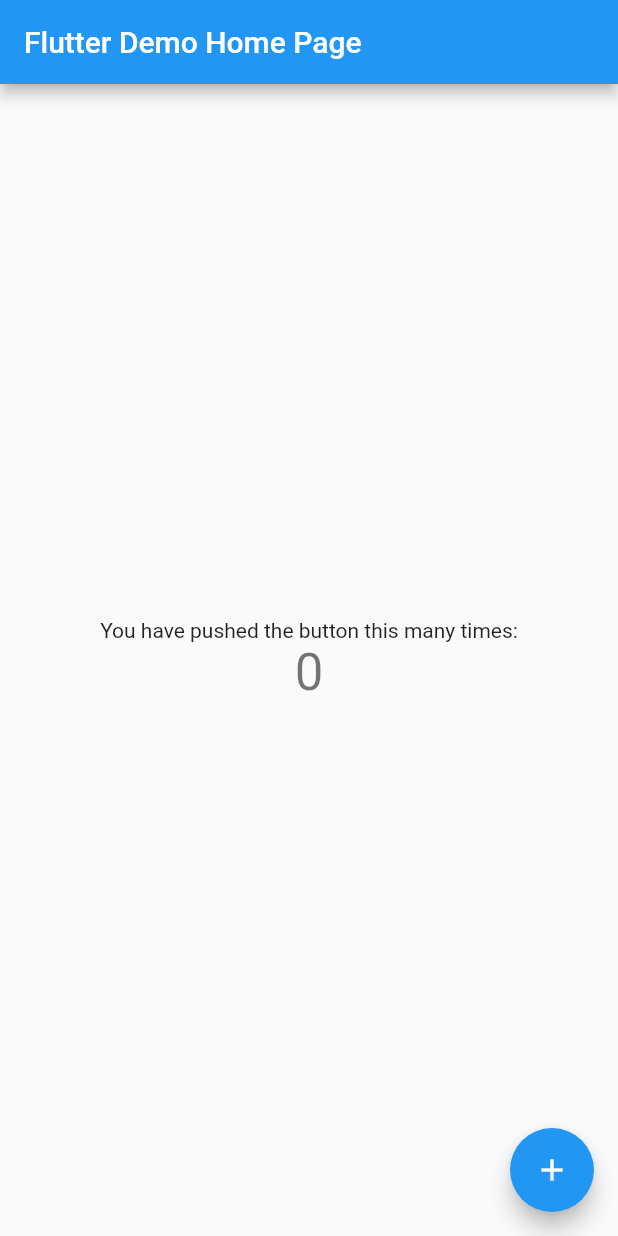
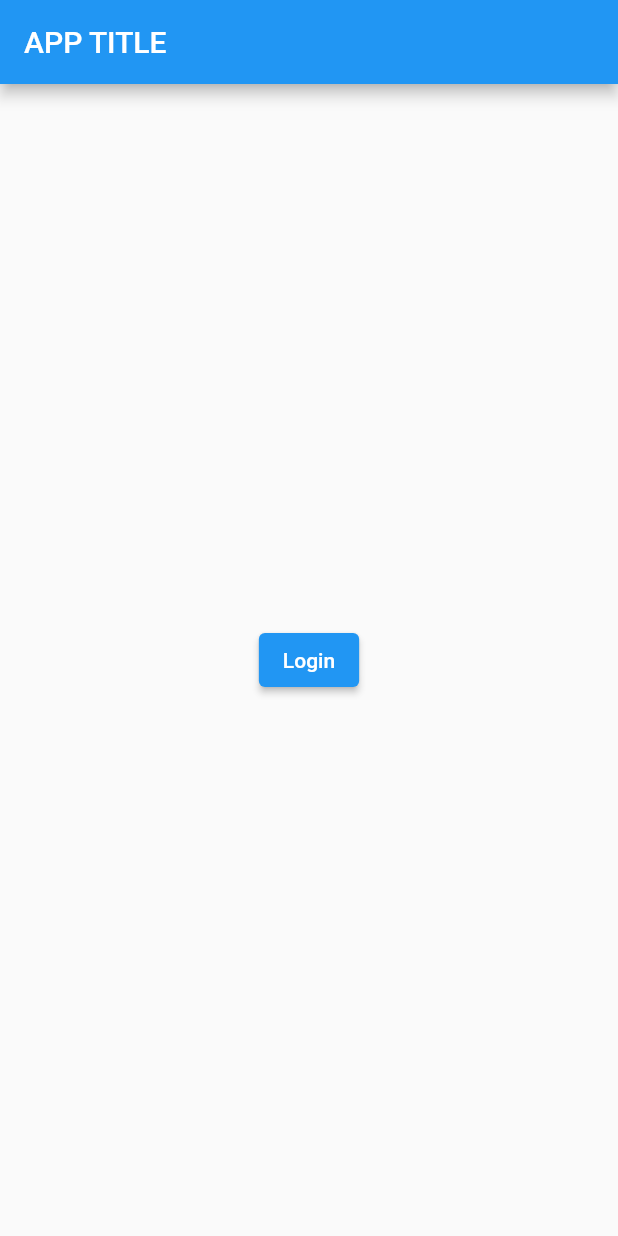
Before and after one commit to tegueneeeee/refrigerator_app, a Flutter app: the screen it shows after launch, on a phone screen of 412 x 824 dp. Run offline on Flutter 3.47's test engine with Material 2 defaults, Android fonts, the phone set to English and light mode, and no system bars; our stand-ins replace dartz, firebase_auth, firebase_core, freezed_annotation, google_sign_in; accounts and stored records are empty; generated files the repository leaves out were written again.

```diff
--- a/lib/main.dart
+++ b/lib/main.dart
@@ -1,4 +1,5 @@
 import 'package:firebase_core/firebase_core.dart';
+import 'package:flutter_app/presentation/login/login_page.dart';
 import 'firebase_options.dart';
 import 'package:flutter/material.dart';
 
@@ -19,103 +20,9 @@ class MyApp extends StatelessWidget {
     return MaterialApp(
       title: 'Flutter Demo',
       theme: ThemeData(
-        // This is the theme of your application.
-        //
-        // Try running your application with "flutter run". You'll see the
-        // application has a blue toolbar. Then, without quitting the app, try
-        // changing the primarySwatch below to Colors.green and then invoke
-        // "hot reload" (press "r" in the console where you ran "flutter run",
-        // or simply save your changes to "hot reload" in a Flutter IDE).
-        // Notice that the counter didn't reset back to zero; the application
-        // is not restarted.
         primarySwatch: Colors.blue,
       ),
-      home: const MyHomePage(title: 'Flutter Demo Home Page'),
+      home: const LoginPage(),
     );
   }
 }
-
-class MyHomePage extends StatefulWidget {
-  const MyHomePage({super.key, required this.title});
-
-  // This widget is the home page of your application. It is stateful, meaning
-  // that it has a State object (defined below) that contains fields that affect
-  // how it looks.
-
-  // This class is the configuration for the state. It holds the values (in this
-  // case the title) provided by the parent (in this case the App widget) and
-  // used by the build method of the State. Fields in a Widget subclass are
-  // always marked "final".
-
-  final String title;
-
-  @override
-  State<MyHomePage> createState() => _MyHomePageState();
-}
-
-class _MyHomePageState extends State<MyHomePage> {
-  int _counter = 0;
-
-  void _incrementCounter() {
-    setState(() {
-      // This call to setState tells the Flutter framework that something has
-      // changed in this State, which causes it to rerun the build method below
-      // so that the display can reflect the updated values. If we changed
-      // _counter without calling setState(), then the build method would not be
-      // called again, and so nothing would appear to happen.
-      _counter++;
-    });
-  }
-
-  @override
-  Widget build(BuildContext context) {
-    // This method is rerun every time setState is called, for instance as done
-    // by the _incrementCounter method above.
-    //
-    // The Flutter framework has been optimized to make rerunning build methods
-    // fast, so that you can just rebuild anything that needs updating rather
-    // than having to individually change instances of widgets.
-    return Scaffold(
-      appBar: AppBar(
-        // Here we take the value from the MyHomePage object that was created by
-        // the App.build method, and use it to set our appbar title.
-        title: Text(widget.title),
-      ),
-      body: Center(
-        // Center is a layout widget. It takes a single child and positions it
-        // in the middle of the parent.
-        child: Column(
-          // Column is also a layout widget. It takes a list of children and
-          // arranges them vertically. By default, it sizes itself to fit its
-          // children horizontally, and tries to be as tall as its parent.
-          //
-          // Invoke "debug painting" (press "p" in the console, choose the
-          // "Toggle Debug Paint" action from the Flutter Inspector in Android
-          // Studio, or the "Toggle Debug Paint" command in Visual Studio Code)
-          // to see the wireframe for each widget.
-          //
-          // Column has various properties to control how it sizes itself and
-          // how it positions its children. Here we use mainAxisAlignment to
-          // center the children vertically; the main axis here is the vertical
-          // axis because Columns are vertical (the cross axis would be
-          // horizontal).
-          mainAxisAlignment: MainAxisAlignment.center,
-          children: <Widget>[
-            const Text(
-              'You have pushed the button this many times:',
-            ),
-            Text(
-              '$_counter',
-              style: Theme.of(context).textTheme.headlineMedium,
-            ),
-          ],
-        ),
-      ),
-      floatingActionButton: FloatingActionButton(
-        onPressed: _incrementCounter,
-        tooltip: 'Increment',
-        child: const Icon(Icons.add),
-      ), // This trailing comma makes auto-formatting nicer for build methods.
-    );
-  }
-}
--- /dev/null
+++ b/lib/presentation/login/login_page.dart
@@ -0,0 +1,20 @@
+import 'package:flutter/material.dart';
+
+class LoginPage extends StatelessWidget {
+  const LoginPage({super.key});
+
+  @override
+  Widget build(BuildContext context) {
+    return Scaffold(
+      appBar: AppBar(
+        title: const Text("APP TITLE"),
+      ),
+      body: Center(
+        child: ElevatedButton(
+          onPressed: () {},
+          child: const Text("Login"),
+        ),
+      ),
+    );
+  }
+}
--- a/pubspec.yaml
+++ b/pubspec.yaml
@@ -29,10 +29,13 @@ environment:
 # versions available, run `flutter pub outdated`.
 dependencies:
   cupertino_icons: ^1.0.2
+  dartz: ^0.10.1
+  firebase_auth: ^4.2.5
   firebase_core: ^2.4.1
   flutter:
     sdk: flutter
   freezed_annotation: ^2.2.0
+  google_sign_in: ^5.4.4
   provider: ^6.0.5
 
 dev_dependencies:
```
Also changed, not shown: lib/domain/entity/auth.dart (added, +16 -0 lines), lib/domain/repository/auth_repository.dart (added, +13 -0 lines), lib/infrastructure/data_source/auth_helper.dart (added, +31 -0 lines), lib/infrastructure/data_source/result.dart (added, +9 -0 lines), lib/infrastructure/repository/auth_repository_impl.dart (added, +36 -0 lines), lib/domain/entity/auth.freezed.dart (added), lib/infrastructure/data_source/result.freezed.dart (added), pubspec.lock, 2 other files.
